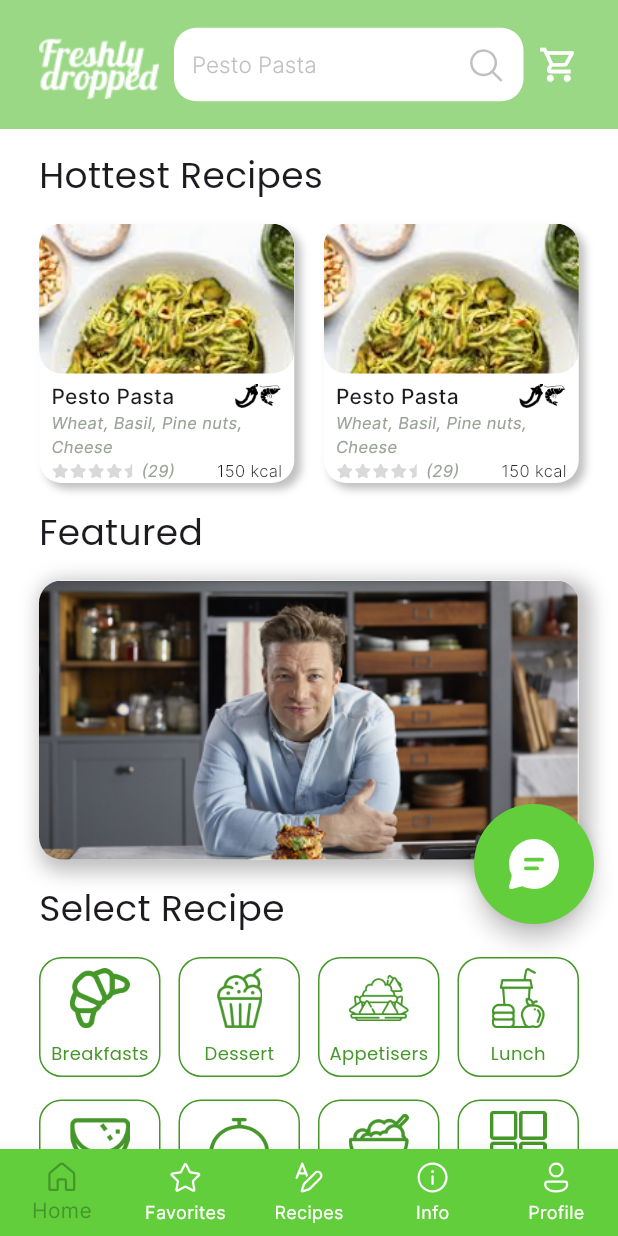
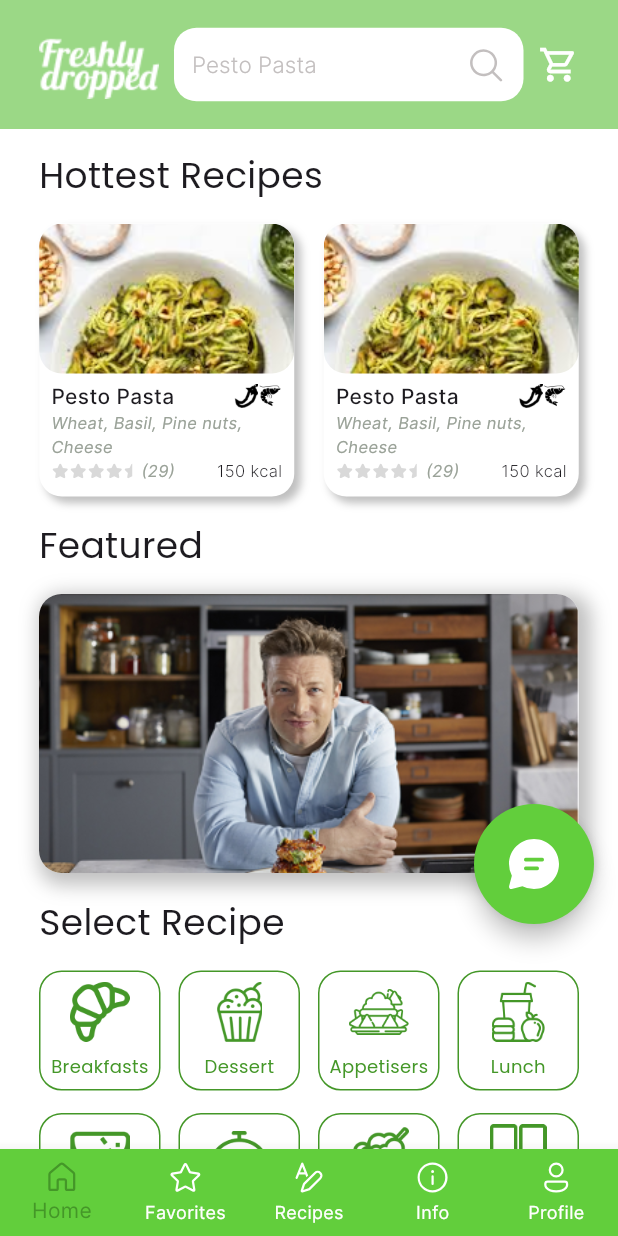
Before and after one commit to MargarethaNaibaho/freshly-dropped-mobile, a Flutter app: the screen it shows after launch, on a phone screen of 412 x 824 dp. Run offline on Flutter 3.47's test engine with Material 3 defaults, Android fonts, the phone set to English and light mode, and no system bars; our stand-ins replace fluentui_icons.

Commit message:
fix sized box for wiidget single_card_half_recipe

```diff
--- a/lib/widgets/single_card_half_recipe.dart
+++ b/lib/widgets/single_card_half_recipe.dart
@@ -82,9 +82,10 @@ class SingleCardHalfRecipe extends StatelessWidget {
                             Text("(29)",  style: TextStyle(fontWeight: FontWeight.w300, fontSize: 11, fontStyle: FontStyle.italic, color: CustomColors.lighGrey2),)
                           ],
                         ),
-                        Text("150 kcal${isSvg ? "/svg" : ""}", style: TextStyle(fontWeight: FontWeight.w300, fontSize: 11),)
+                        Text("150 kcal${isSvg ? "/svg" : ""}", style: TextStyle(fontWeight: FontWeight.w300, fontSize: 11),),
                       ],
-                    )
+                    ),
+                    const SizedBox(height: 9,)
                   ],
                 ),
               ),
```
